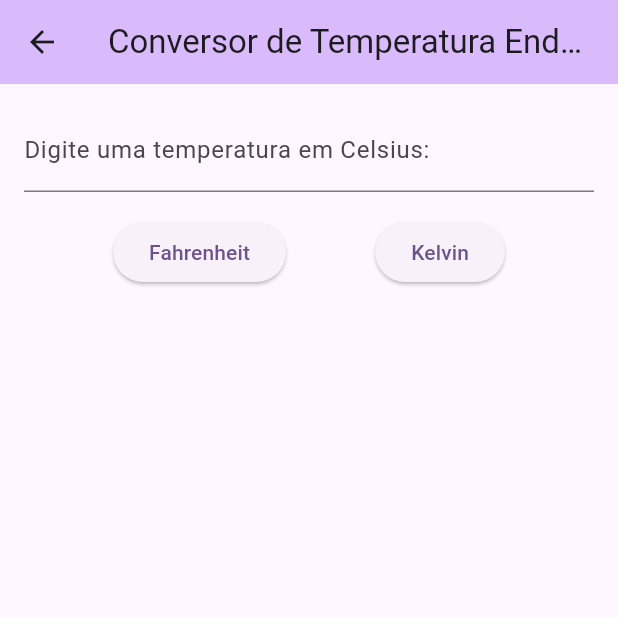
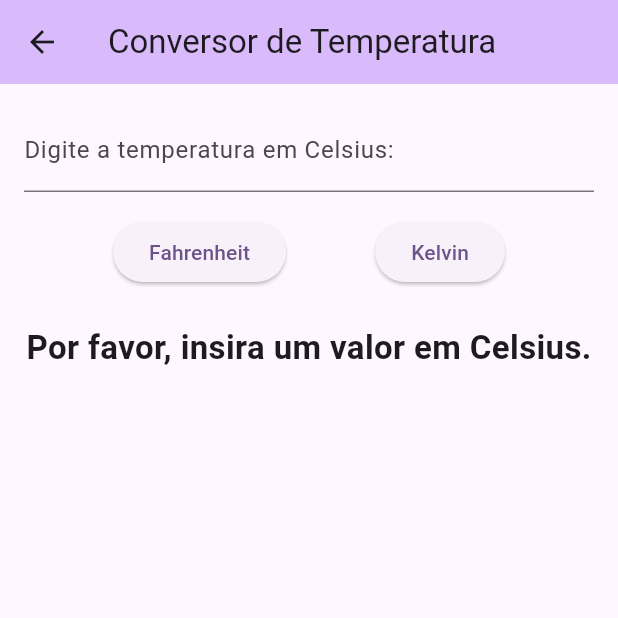
Before and after one commit to fermioko/drawer_aula_flutter, a Flutter app: the TemperaturaEPApp screen opened by its route, after a tap on "Fahrenheit", on a phone screen of 412 x 824 dp, the top half of it. Run offline on Flutter 3.47's test engine with Material 3 defaults, Android fonts, the phone set to English and light mode, and no system bars.

Commit message:
2025-08-06-temperatura end point concluida

```diff
--- a/lib/screens/temperatura_end_point.dart
+++ b/lib/screens/temperatura_end_point.dart
@@ -1,6 +1,4 @@
 import 'dart:convert';
-import 'dart:ffi';
-
 import 'package:flutter/material.dart';
 import 'package:http/http.dart' as http;
 
@@ -8,91 +6,70 @@ class TemperaturaEPApp extends StatefulWidget {
   const TemperaturaEPApp({Key? key}) : super(key: key);
 
   @override
-  _TemperaturaStateEP createState() => _TemperaturaStateEP();
+  State<TemperaturaEPApp> createState() => _TemperaturaStateEP();
 }
 
 class _TemperaturaStateEP extends State<TemperaturaEPApp> {
   final TextEditingController _celsiusController = TextEditingController();
   String _resultado = '';
 
-  Future<void> _converterTemperatura() async {
-    final String celsius = _celsiusController.text.trim();
+  /// Faz a requisição para o backend e exibe o resultado de acordo com o tipo
+  Future<void> _converterTemperatura(String tipo) async {
+    final celsiusText = _celsiusController.text.trim();
 
-    if (celsius.isEmpty) {
-      setState(() {
-        _resultado = 'Por favor, insira um valor em Celsius.';
-      });
+    if (celsiusText.isEmpty) {
+      setState(() => _resultado = 'Por favor, insira um valor em Celsius.');
       return;
     }
 
-    final Map<String, dynamic> temperaturaJson = {'celsius': celsius};
+    //Se o user inserir uma ','ele subistitue por '.'
+    double? celsius = double.tryParse(celsiusText.replaceAll(',', '.'));
 
-    const String url = 'http://192.168.56.1:8080/temperatura/converter';
+    if (celsius == null) {
+      setState(() => _resultado = 'Valor inválido. Use ponto como separador decimal.');
+      return;
+    }
+
+    const String url = 'http://192.168.56.1:8080/converter/temperatura';
 
     try {
       final response = await http.post(
         Uri.parse(url),
         headers: {'Content-Type': 'application/json'},
-        body: jsonEncode(temperaturaJson),
+        body: jsonEncode({
+          'celsius': celsius,
+          'tipo': tipo.toLowerCase(),
+          }),
       );
 
-      if (response.statusCode == 200 || response.statusCode == 201) {
-        final Map<String, dynamic> data = jsonDecode(response.body);
-        final double fahrenheit = data['fahrenheit'];
-        final double kelvin = data['kelvin'];
+      if (response.statusCode == 200) {
+        final data = jsonDecode(response.body);
 
         setState(() {
-          _resultado = 'Fahrenheit: $fahrenheit\nKelvin: $kelvin';
+          if (tipo == 'Fahrenheit') {
+            _resultado = 'Fahrenheit: ${data['fahrenheit']}';
+          } else if (tipo == 'Kelvin') {
+            _resultado = 'Kelvin: ${data['kelvin']}';
+          } else {
+            _resultado = 'Tipo de conversão inválido.';
+          }
         });
       } else {
         setState(() {
-          _resultado = 'Erro ao converter temperatura: ${response.statusCode}';
+          _resultado = 'Erro ${response.statusCode}: não foi possível converter.';
         });
       }
-
-
     } catch (e) {
-      setState(() {
-        _resultado = 'Erro de conexão: $e';
-      });
+      setState(() => _resultado = 'Erro de conexão: $e');
     }
   }
 
-  /* double converter_para_fahrenheit(double celsius) {
-    return (celsius * 9 / 5) + 32;
-  }
-
-  double converter_para_kelvin(double celsius) {
-    return celsius + 273.15;
-  }
-
-  void _converter(String op) {
-    final temperatura = double.tryParse(_tempC.text.replaceAll(',', '.'));
-
-    if (temperatura == null) {
-      setState(() => _resultado = 'Entrada invalida');
-      return;
-    }
-
-    double res;
-    switch (op) {
-      case 'Fahrenheit':
-        res = converter_para_fahrenheit(temperatura);
-        break;
-      default:
-        res = converter_para_kelvin(temperatura);
-        break;
-    }
-
-    setState(() => _resultado = res.toString());
-  }
- */
   @override
   Widget build(BuildContext context) {
     return Scaffold(
       appBar: AppBar(
+        title: const Text('Conversor de Temperatura'),
         backgroundColor: Theme.of(context).colorScheme.inversePrimary,
-        title: Text('Conversor de Temperatura EndPoint'),
       ),
       body: Padding(
         padding: const EdgeInsets.all(16),
@@ -100,32 +77,29 @@ class _TemperaturaStateEP extends State<TemperaturaEPApp> {
           children: [
             TextField(
               controller: _celsiusController,
-              keyboardType: TextInputType.numberWithOptions(decimal: true),
+              keyboardType: const TextInputType.numberWithOptions(decimal: true),
               decoration: const InputDecoration(
-                labelText: 'Digite uma temperatura em Celsius: ',
+                labelText: 'Digite a temperatura em Celsius:',
               ),
             ),
-
             const SizedBox(height: 16),
-
             Row(
               mainAxisAlignment: MainAxisAlignment.spaceEvenly,
               children: [
                 ElevatedButton(
-                  onPressed: () =>  _converterTemperatura,
+                  onPressed: () => _converterTemperatura('Fahrenheit'),
                   child: const Text('Fahrenheit'),
                 ),
                 ElevatedButton(
-                  onPressed: () =>  _converterTemperatura,
+                  onPressed: () => _converterTemperatura('Kelvin'),
                   child: const Text('Kelvin'),
                 ),
               ],
             ),
-
             const SizedBox(height: 24),
             Text(
               _resultado,
-              style: const TextStyle(fontSize: 24, fontWeight: FontWeight.bold),
+              style: const TextStyle(fontSize: 22, fontWeight: FontWeight.bold),
             ),
           ],
         ),
```
